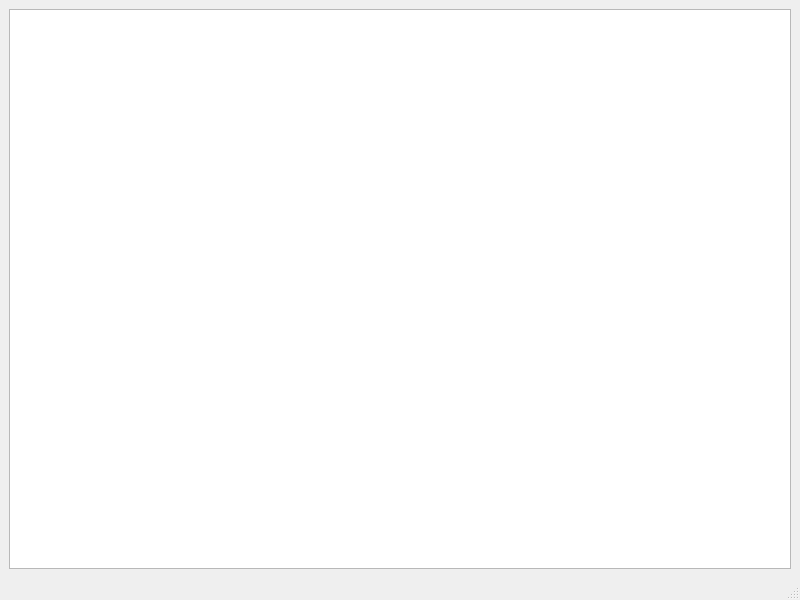
First picture: the form in todo/mainwindow.ui, repository zworcester/todo, before the edit.
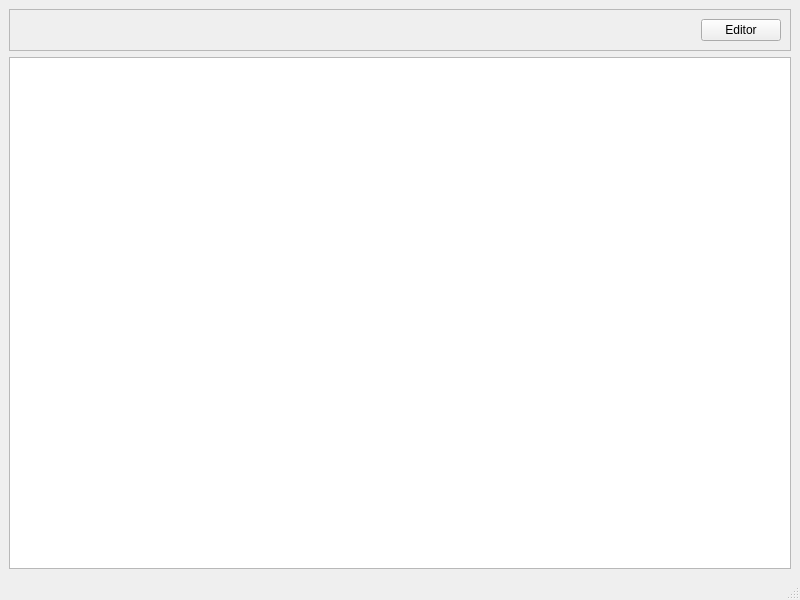
Second picture: the form after the edit.

```diff
--- a/todo/mainwindow.ui
+++ b/todo/mainwindow.ui
@@ -14,9 +14,45 @@
    <string>MainWindow</string>
   </property>
   <widget class="QWidget" name="centralwidget">
-   <layout class="QGridLayout" name="gridLayout">
-    <item row="0" column="0">
-     <widget class="QGraphicsView" name="graphicsView"/>
+   <layout class="QVBoxLayout" name="verticalLayout">
+    <item>
+     <widget class="QFrame" name="frame">
+      <property name="frameShape">
+       <enum>QFrame::StyledPanel</enum>
+      </property>
+      <property name="frameShadow">
+       <enum>QFrame::Raised</enum>
+      </property>
+      <layout class="QHBoxLayout" name="horizontalLayout">
+       <item>
+        <spacer name="horizontalSpacer">
+         <property name="orientation">
+          <enum>Qt::Horizontal</enum>
+         </property>
+         <property name="sizeHint" stdset="0">
+          <size>
+           <width>673</width>
+           <height>20</height>
+          </size>
+         </property>
+        </spacer>
+       </item>
+       <item>
+        <widget class="QPushButton" name="editorButton">
+         <property name="text">
+          <string>Editor</string>
+         </property>
+        </widget>
+       </item>
+      </layout>
+     </widget>
+    </item>
+    <item>
+     <widget class="QGraphicsView" name="graphicsView">
+      <property name="mouseTracking">
+       <bool>true</bool>
+      </property>
+     </widget>
     </item>
    </layout>
   </widget>
```
